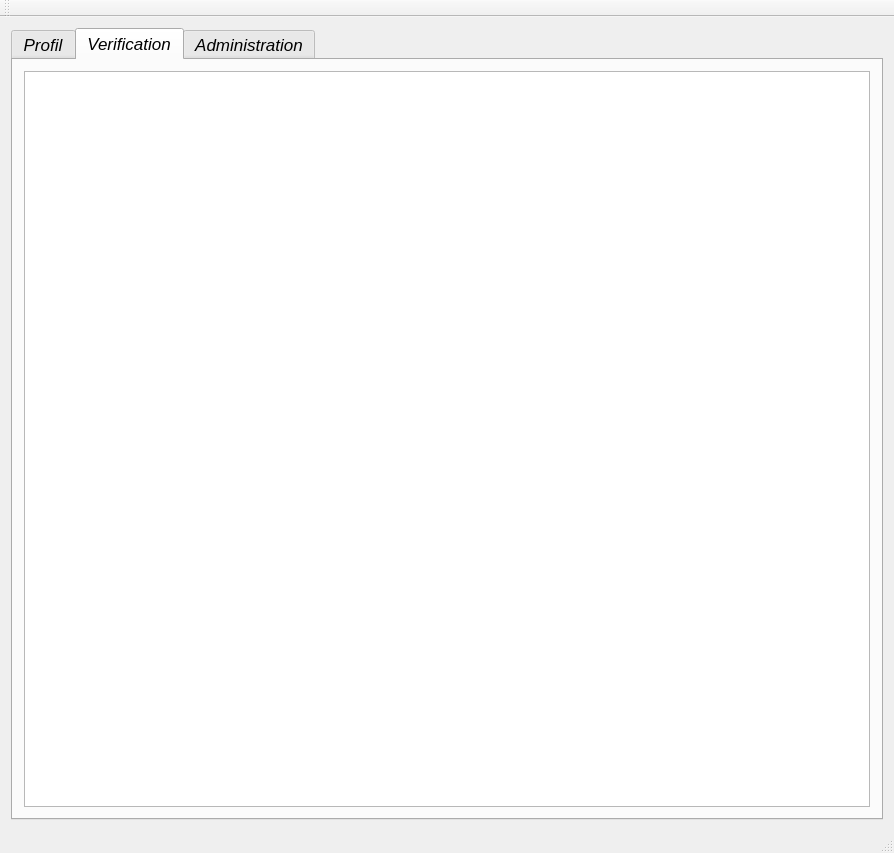
First picture: the form in mainwindow.ui, repository xXRem08Xx/NewWorld_BackOffice, before the edit.
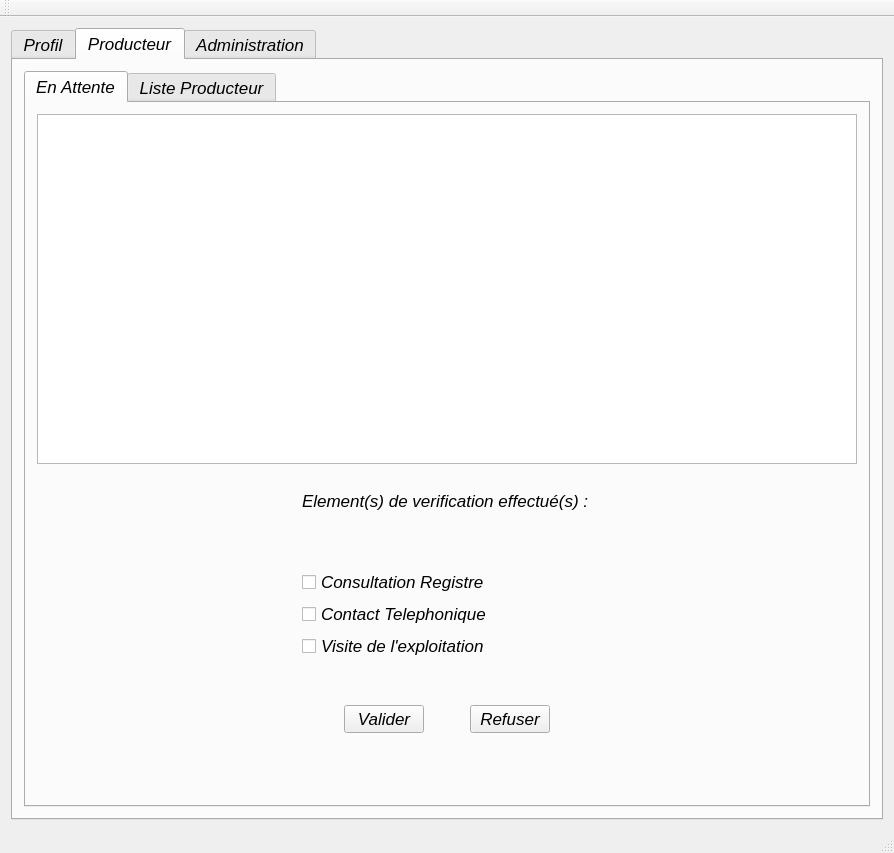
Second picture: the form after the edit. The open tabs and pages were chosen to show the change. Icons and pictures are not drawn.

Commit message: Ajout de la fenetre producteur + fonctionnalité de validation des  prod en attente + interface pour la liste de tous les producteurs

```diff
--- a/mainwindow.ui
+++ b/mainwindow.ui
@@ -18,7 +18,7 @@
     <normaloff>:/Images/Images/backOffice_logo.jpg</normaloff>:/Images/Images/backOffice_logo.jpg</iconset>
   </property>
   <widget class="QWidget" name="centralWidget">
-   <layout class="QHBoxLayout" name="horizontalLayout">
+   <layout class="QVBoxLayout" name="verticalLayout_6">
     <item>
      <widget class="QTabWidget" name="tabWidgetGlobal">
       <property name="font">
@@ -629,11 +629,421 @@
          <normaloff>:/Images/Images/verification.png</normaloff>:/Images/Images/verification.png</iconset>
        </attribute>
        <attribute name="title">
-        <string>Verification</string>
+        <string>Producteur</string>
        </attribute>
-       <layout class="QHBoxLayout" name="horizontalLayout_16">
+       <layout class="QVBoxLayout" name="verticalLayout_4">
         <item>
-         <widget class="QTableWidget" name="tableWidgetVerification"/>
+         <widget class="QTabWidget" name="tabWidgetVerification">
+          <property name="currentIndex">
+           <number>1</number>
+          </property>
+          <widget class="QWidget" name="tab_2">
+           <attribute name="title">
+            <string>En Attente</string>
+           </attribute>
+           <layout class="QVBoxLayout" name="verticalLayout_10">
+            <item>
+             <widget class="QTableWidget" name="tableWidgetProducteur_producteurAttenteValidation">
+              <property name="minimumSize">
+               <size>
+                <width>0</width>
+                <height>350</height>
+               </size>
+              </property>
+              <property name="autoScroll">
+               <bool>true</bool>
+              </property>
+              <property name="editTriggers">
+               <set>QAbstractItemView::NoEditTriggers</set>
+              </property>
+              <property name="selectionMode">
+               <enum>QAbstractItemView::SingleSelection</enum>
+              </property>
+              <property name="selectionBehavior">
+               <enum>QAbstractItemView::SelectRows</enum>
+              </property>
+             </widget>
+            </item>
+            <item>
+             <spacer name="verticalSpacer_12">
+              <property name="orientation">
+               <enum>Qt::Vertical</enum>
+              </property>
+              <property name="sizeHint" stdset="0">
+               <size>
+                <width>20</width>
+                <height>1</height>
+               </size>
+              </property>
+             </spacer>
+            </item>
+            <item>
+             <layout class="QHBoxLayout" name="horizontalLayout_15">
+              <item>
+               <spacer name="horizontalSpacer_23">
+                <property name="orientation">
+                 <enum>Qt::Horizontal</enum>
+                </property>
+                <property name="sizeHint" stdset="0">
+                 <size>
+                  <width>40</width>
+                  <height>20</height>
+                 </size>
+                </property>
+               </spacer>
+              </item>
+              <item>
+               <layout class="QVBoxLayout" name="verticalLayout_9">
+                <item>
+                 <widget class="QLabel" name="label">
+                  <property name="text">
+                   <string>&lt;html&gt;&lt;head/&gt;&lt;body&gt;&lt;p&gt;Element(s) de verification effectué(s) : &lt;/p&gt;&lt;p&gt;&lt;br/&gt;&lt;/p&gt;&lt;/body&gt;&lt;/html&gt;</string>
+                  </property>
+                 </widget>
+                </item>
+                <item>
+                 <widget class="QCheckBox" name="checkBoxConsultRegistre">
+                  <property name="text">
+                   <string>Consultation Registre</string>
+                  </property>
+                 </widget>
+                </item>
+                <item>
+                 <widget class="QCheckBox" name="checkBoxContactTel">
+                  <property name="text">
+                   <string>Contact Telephonique</string>
+                  </property>
+                 </widget>
+                </item>
+                <item>
+                 <widget class="QCheckBox" name="checkBoxVisiteExploitation">
+                  <property name="text">
+                   <string>Visite de l'exploitation</string>
+                  </property>
+                 </widget>
+                </item>
+               </layout>
+              </item>
+              <item>
+               <spacer name="horizontalSpacer_24">
+                <property name="orientation">
+                 <enum>Qt::Horizontal</enum>
+                </property>
+                <property name="sizeHint" stdset="0">
+                 <size>
+                  <width>40</width>
+                  <height>20</height>
+                 </size>
+                </property>
+               </spacer>
+              </item>
+             </layout>
+            </item>
+            <item>
+             <layout class="QHBoxLayout" name="horizontalLayout_14">
+              <item>
+               <spacer name="horizontalSpacer_20">
+                <property name="orientation">
+                 <enum>Qt::Horizontal</enum>
+                </property>
+                <property name="sizeHint" stdset="0">
+                 <size>
+                  <width>40</width>
+                  <height>20</height>
+                 </size>
+                </property>
+               </spacer>
+              </item>
+              <item>
+               <layout class="QVBoxLayout" name="verticalLayout_8">
+                <item>
+                 <spacer name="verticalSpacer_10">
+                  <property name="orientation">
+                   <enum>Qt::Vertical</enum>
+                  </property>
+                  <property name="sizeHint" stdset="0">
+                   <size>
+                    <width>20</width>
+                    <height>40</height>
+                   </size>
+                  </property>
+                 </spacer>
+                </item>
+                <item>
+                 <layout class="QHBoxLayout" name="horizontalLayout">
+                  <item>
+                   <spacer name="horizontalSpacer_16">
+                    <property name="orientation">
+                     <enum>Qt::Horizontal</enum>
+                    </property>
+                    <property name="sizeHint" stdset="0">
+                     <size>
+                      <width>40</width>
+                      <height>20</height>
+                     </size>
+                    </property>
+                   </spacer>
+                  </item>
+                  <item>
+                   <widget class="QPushButton" name="pushButtonProducteur_EnAttente_Valider">
+                    <property name="text">
+                     <string>Valider</string>
+                    </property>
+                   </widget>
+                  </item>
+                  <item>
+                   <spacer name="horizontalSpacer_15">
+                    <property name="orientation">
+                     <enum>Qt::Horizontal</enum>
+                    </property>
+                    <property name="sizeHint" stdset="0">
+                     <size>
+                      <width>40</width>
+                      <height>20</height>
+                     </size>
+                    </property>
+                   </spacer>
+                  </item>
+                  <item>
+                   <widget class="QPushButton" name="pushButtonProducteur_EnAttente_Refuser">
+                    <property name="text">
+                     <string>Refuser</string>
+                    </property>
+                   </widget>
+                  </item>
+                  <item>
+                   <spacer name="horizontalSpacer_22">
+                    <property name="orientation">
+                     <enum>Qt::Horizontal</enum>
+                    </property>
+                    <property name="sizeHint" stdset="0">
+                     <size>
+                      <width>40</width>
+                      <height>20</height>
+                     </size>
+                    </property>
+                   </spacer>
+                  </item>
+                 </layout>
+                </item>
+                <item>
+                 <spacer name="verticalSpacer_11">
+                  <property name="orientation">
+                   <enum>Qt::Vertical</enum>
+                  </property>
+                  <property name="sizeHint" stdset="0">
+                   <size>
+                    <width>20</width>
+                    <height>40</height>
+                   </size>
+                  </property>
+                 </spacer>
+                </item>
+               </layout>
+              </item>
+              <item>
+               <spacer name="horizontalSpacer_21">
+                <property name="orientation">
+                 <enum>Qt::Horizontal</enum>
+                </property>
+                <property name="sizeHint" stdset="0">
+                 <size>
+                  <width>40</width>
+                  <height>20</height>
+                 </size>
+                </property>
+               </spacer>
+              </item>
+             </layout>
+            </item>
+            <item>
+             <spacer name="verticalSpacer_13">
+              <property name="orientation">
+               <enum>Qt::Vertical</enum>
+              </property>
+              <property name="sizeHint" stdset="0">
+               <size>
+                <width>20</width>
+                <height>1</height>
+               </size>
+              </property>
+             </spacer>
+            </item>
+           </layout>
+          </widget>
+          <widget class="QWidget" name="tab_3">
+           <attribute name="title">
+            <string>Liste Producteur</string>
+           </attribute>
+           <layout class="QVBoxLayout" name="verticalLayout_12">
+            <item>
+             <widget class="QTableWidget" name="tableWidgetProducteur_listeProducteur">
+              <property name="minimumSize">
+               <size>
+                <width>0</width>
+                <height>350</height>
+               </size>
+              </property>
+              <property name="autoScroll">
+               <bool>true</bool>
+              </property>
+              <property name="editTriggers">
+               <set>QAbstractItemView::NoEditTriggers</set>
+              </property>
+              <property name="selectionMode">
+               <enum>QAbstractItemView::SingleSelection</enum>
+              </property>
+              <property name="selectionBehavior">
+               <enum>QAbstractItemView::SelectRows</enum>
+              </property>
+             </widget>
+            </item>
+            <item>
+             <spacer name="verticalSpacer_14">
+              <property name="orientation">
+               <enum>Qt::Vertical</enum>
+              </property>
+              <property name="sizeHint" stdset="0">
+               <size>
+                <width>20</width>
+                <height>79</height>
+               </size>
+              </property>
+             </spacer>
+            </item>
+            <item>
+             <layout class="QHBoxLayout" name="horizontalLayout_16">
+              <item>
+               <spacer name="horizontalSpacer_25">
+                <property name="orientation">
+                 <enum>Qt::Horizontal</enum>
+                </property>
+                <property name="sizeHint" stdset="0">
+                 <size>
+                  <width>40</width>
+                  <height>20</height>
+                 </size>
+                </property>
+               </spacer>
+              </item>
+              <item>
+               <layout class="QVBoxLayout" name="verticalLayout_11">
+                <item>
+                 <spacer name="verticalSpacer_15">
+                  <property name="orientation">
+                   <enum>Qt::Vertical</enum>
+                  </property>
+                  <property name="sizeHint" stdset="0">
+                   <size>
+                    <width>20</width>
+                    <height>40</height>
+                   </size>
+                  </property>
+                 </spacer>
+                </item>
+                <item>
+                 <layout class="QHBoxLayout" name="horizontalLayout_17">
+                  <item>
+                   <spacer name="horizontalSpacer_26">
+                    <property name="orientation">
+                     <enum>Qt::Horizontal</enum>
+                    </property>
+                    <property name="sizeHint" stdset="0">
+                     <size>
+                      <width>40</width>
+                      <height>20</height>
+                     </size>
+                    </property>
+                   </spacer>
+                  </item>
+                  <item>
+                   <widget class="QPushButton" name="pushButtonProducteur_listeProducteur_Actif">
+                    <property name="text">
+                     <string>Mettre Actif</string>
+                    </property>
+                   </widget>
+                  </item>
+                  <item>
+                   <spacer name="horizontalSpacer_27">
+                    <property name="orientation">
+                     <enum>Qt::Horizontal</enum>
+                    </property>
+                    <property name="sizeHint" stdset="0">
+                     <size>
+                      <width>40</width>
+                      <height>20</height>
+                     </size>
+                    </property>
+                   </spacer>
+                  </item>
+                  <item>
+                   <widget class="QPushButton" name="pushButtonProducteur_listeProducteur_Inactif">
+                    <property name="text">
+                     <string>Mettre Inactif</string>
+                    </property>
+                   </widget>
+                  </item>
+                  <item>
+                   <spacer name="horizontalSpacer_28">
+                    <property name="orientation">
+                     <enum>Qt::Horizontal</enum>
+                    </property>
+                    <property name="sizeHint" stdset="0">
+                     <size>
+                      <width>40</width>
+                      <height>20</height>
+                     </size>
+                    </property>
+                   </spacer>
+                  </item>
+                 </layout>
+                </item>
+                <item>
+                 <spacer name="verticalSpacer_16">
+                  <property name="orientation">
+                   <enum>Qt::Vertical</enum>
+                  </property>
+                  <property name="sizeHint" stdset="0">
+                   <size>
+                    <width>20</width>
+                    <height>40</height>
+                   </size>
+                  </property>
+                 </spacer>
+                </item>
+               </layout>
+              </item>
+              <item>
+               <spacer name="horizontalSpacer_29">
+                <property name="orientation">
+                 <enum>Qt::Horizontal</enum>
+                </property>
+                <property name="sizeHint" stdset="0">
+                 <size>
+                  <width>40</width>
+                  <height>20</height>
+                 </size>
+                </property>
+               </spacer>
+              </item>
+             </layout>
+            </item>
+            <item>
+             <spacer name="verticalSpacer_17">
+              <property name="orientation">
+               <enum>Qt::Vertical</enum>
+              </property>
+              <property name="sizeHint" stdset="0">
+               <size>
+                <width>20</width>
+                <height>78</height>
+               </size>
+              </property>
+             </spacer>
+            </item>
+           </layout>
+          </widget>
+         </widget>
         </item>
        </layout>
       </widget>
```
Left out of the diff: 2 changed lines with no effect on the pictures. The commit also changes 3 other files.
